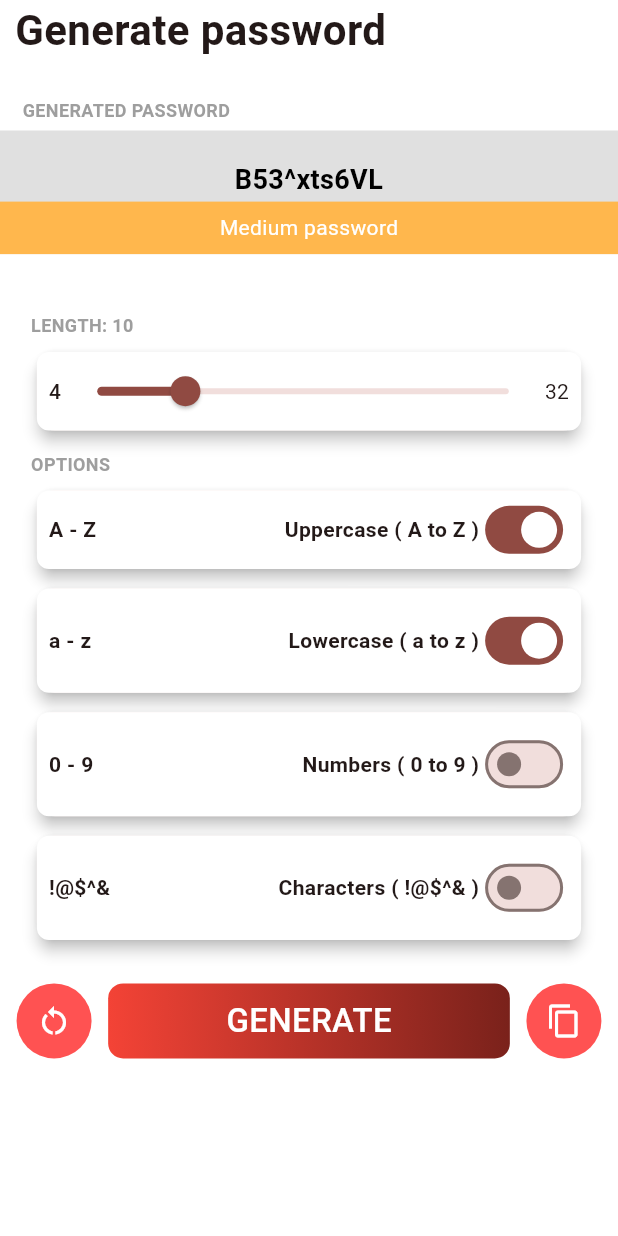
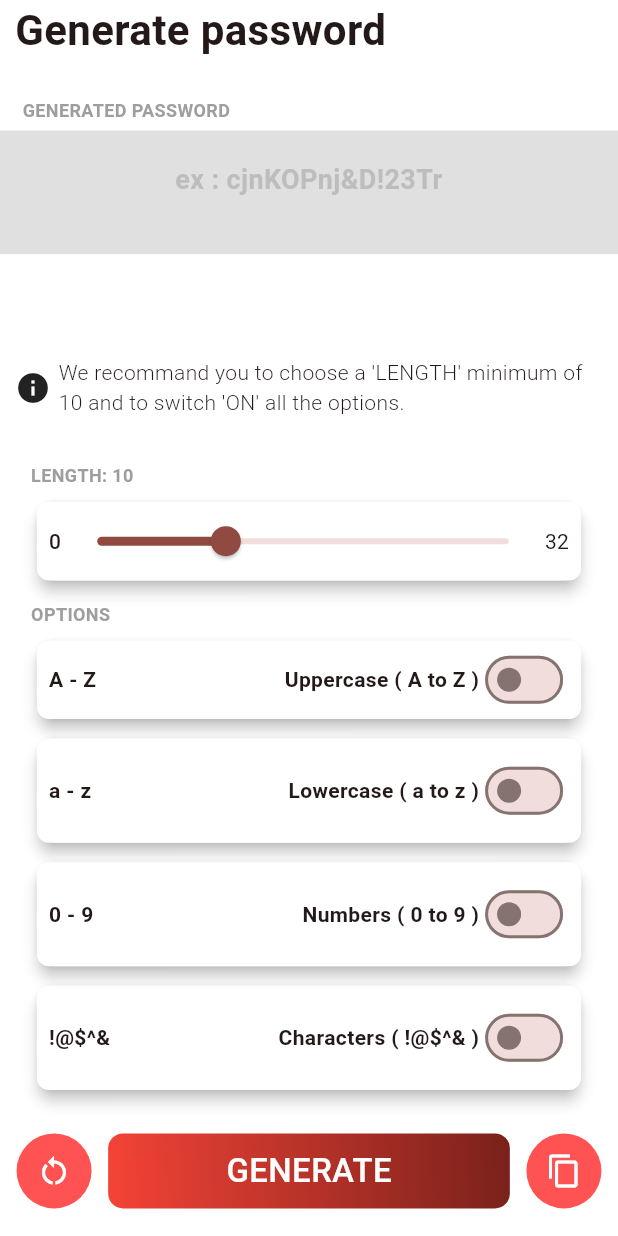
Before and after one commit to hassanbileh/pass-gen, a Flutter app: the GeneratorScreen screen opened directly, after a tap on "GENERATE", on a phone screen of 412 x 824 dp. Run offline on Flutter 3.47's test engine with Material 2 defaults, Android fonts, the phone set to English and light mode, and no system bars; our stand-ins replace bloc, flutter_bloc, smooth_page_indicator.

Commit message:
update 2.0

```diff
--- /dev/null
+++ b/lib/cubits/cubit/switch_cubit.dart
@@ -0,0 +1,8 @@
+import 'package:bloc/bloc.dart';
+
+
+class SwitchCubit extends Cubit<bool> {
+  SwitchCubit() : super(false);
+
+  void turn() => (!state) ? emit(state == true) : emit(state == false);
+}
--- a/lib/screens/generator_screen.dart
+++ b/lib/screens/generator_screen.dart
@@ -1,6 +1,6 @@
 import 'package:flutter/material.dart';
 import 'package:flutter_bloc/flutter_bloc.dart';
-import 'package:passgen/bloc/generate_bloc.dart';
+import 'package:passgen/cubits/cubit/switch_cubit.dart';
 import 'package:passgen/screens/screens.dart';
 import 'package:passgen/widgets/widgets.dart';
 import 'dart:math';
@@ -16,14 +16,16 @@ class GeneratorScreen extends StatefulWidget {
 class _GeneratorScreenState extends State<GeneratorScreen> {
   String? _generatedPwd;
   double _length = 10.0;
-  bool hasUpperCase = true;
-  bool hasLowerCase = true;
+  bool hasUpperCase = false;
+  bool hasLowerCase = false;
   bool hasNumbers = false;
   bool hasSymbols = false;
   @override
   Widget build(BuildContext context) {
     return Scaffold(
-      body: SafeArea(
+      body: BlocProvider<SwitchCubit>(
+        create: (context) => SwitchCubit(),
+        child: SafeArea(
           child: SingleChildScrollView(
             child: Column(
               crossAxisAlignment: CrossAxisAlignment.start,
@@ -44,6 +46,7 @@ class _GeneratorScreenState extends State<GeneratorScreen> {
                 const SizedBox(
                   height: 20.0,
                 ),
+                const Note(),
                 CustomOptions(
                   length: _length,
                   isSlider: true,
@@ -53,7 +56,7 @@ class _GeneratorScreenState extends State<GeneratorScreen> {
                     child: Row(
                       children: [
                         const Text(
-                        '4',
+                          '0',
                           style: TextStyle(fontWeight: FontWeight.w500),
                         ),
                         Expanded(
@@ -65,7 +68,7 @@ class _GeneratorScreenState extends State<GeneratorScreen> {
                               });
                             },
                             label: _length.toStringAsFixed(0).toString(),
-                          min: 4,
+                            min: 0,
                             max: 32,
                           ),
                         ),
@@ -83,7 +86,7 @@ class _GeneratorScreenState extends State<GeneratorScreen> {
                       has: hasUpperCase,
                       onChanged: (value) {
                         setState(() {
-                        hasUpperCase = value;
+                          hasUpperCase = value ? true : false;
                         });
                       },
                       leading: 'A - Z',
@@ -94,7 +97,7 @@ class _GeneratorScreenState extends State<GeneratorScreen> {
                       has: hasLowerCase,
                       onChanged: (value) {
                         setState(() {
-                        hasLowerCase = value;
+                          hasLowerCase = value ? true : false;
                         });
                       },
                       leading: 'a - z',
@@ -104,10 +107,9 @@ class _GeneratorScreenState extends State<GeneratorScreen> {
                   child: PasswordOptions(
                       has: hasNumbers,
                       onChanged: (value) {
-                      // setState(() {
-                      //   hasNumbers = value;
-                      // });
-                      context.read<GenerateBloc>().add(SetNumbers(hasNumbers));
+                        setState(() {
+                          hasNumbers = value ? true : false;
+                        });
                       },
                       leading: '0 - 9',
                       trailing: 'Numbers ( 0 to 9 )'),
@@ -117,7 +119,7 @@ class _GeneratorScreenState extends State<GeneratorScreen> {
                       has: hasSymbols,
                       onChanged: (value) {
                         setState(() {
-                        hasSymbols = value;
+                          hasSymbols = value ? true : false;
                         });
                       },
                       leading: '!@\$^&',
@@ -157,11 +159,11 @@ class _GeneratorScreenState extends State<GeneratorScreen> {
                     CustomButton(
                       content: 'GENERATE',
                       onTap: () {
-                      final pwd = generateRandomString(_length.toInt());
+                        final pwd = generateRandomString(_length.toInt(),
+                            hasUpperCase, hasLowerCase, hasNumbers, hasSymbols);
                         setState(() {
                           _generatedPwd = pwd;
                         });
-                      print(pwd);
                         return _generatedPwd;
                       },
                     ),
@@ -215,13 +217,32 @@ class _GeneratorScreenState extends State<GeneratorScreen> {
             ),
           ),
         ),
+      ),
     );
   }
 }
 
-String generateRandomString(int len) {
+String? generateRandomString(int len, bool u, bool l, bool n, bool s) {
   var r = Random();
+  const upChars = 'ABCDEFGHIJKLMNOPQRSTUVWXYZ';
+  const lwChars = 'abcdefghijklmnopqrstuvwxyz';
+  const nbChars = '1234567890';
+  const sbChars = '!@\$^&';
+
+  if (u == true && l == true && n == true && s == true) {
     const chars =
         'AaBbCcDdEeFfGgHhIiJjKkLlMmNnOoPpQqRrSsTtUuVvWwXxYyZz1234567890!@\$^&';
     return List.generate(len, (index) => chars[r.nextInt(chars.length)]).join();
+  }else if(u == true && l == true && n != true && s != true){
+    const strings = upChars + lwChars;
+    return List.generate(len, (index) => strings[r.nextInt(strings.length)]).join();
+  }else if(u == true && l == true && n == true && s != true){
+    const mel = upChars + lwChars + nbChars;
+    return List.generate(len, (index) => mel[r.nextInt(mel.length)]).join();
+  }else if(u == true && l == true && n != true && s == true){
+    const mel2 = upChars + lwChars + sbChars;
+    return List.generate(len, (index) => mel2[r.nextInt(mel2.length)]).join();
+  }else{
+    return null;
   }
+}
--- a/lib/screens/nav_screen.dart
+++ b/lib/screens/nav_screen.dart
@@ -1,6 +1,6 @@
 import 'package:flutter/material.dart';
 import 'package:flutter_bloc/flutter_bloc.dart';
-import 'package:passgen/bloc/generate_bloc.dart';
+import 'package:passgen/cubits/cubit/switch_cubit.dart';
 import 'package:passgen/screens/screens.dart';
 
 class NavScreen extends StatefulWidget {
@@ -26,8 +26,8 @@ class _NavScreenState extends State<NavScreen> {
   @override
   Widget build(BuildContext context) {
     return Scaffold(
-      body: BlocProvider(
-        create: (context) => GenerateBloc(),
+      body: BlocProvider<SwitchCubit>(
+        create: (_) => SwitchCubit(),
         child: _screens[_currentIndex],
       ),
       bottomNavigationBar: BottomNavigationBar(
--- /dev/null
+++ b/lib/widgets/components/note_text.dart
@@ -0,0 +1,30 @@
+import 'package:flutter/material.dart';
+
+class Note extends StatelessWidget {
+  const Note({super.key});
+
+  @override
+  Widget build(BuildContext context) {
+    return Container(
+      margin: const EdgeInsets.symmetric(horizontal: 10.0),
+      height: 100,
+      child: const Row(
+        children: [
+          Icon(
+            Icons.info,
+          ),
+          SizedBox(width: 5,),
+          Expanded(
+            child: Text(
+              "We recommand you to choose a 'LENGTH' minimum of 10 and to switch 'ON' all the options.",
+              style: TextStyle(
+                fontSize: 14,
+                fontWeight: FontWeight.w300,
+              ),
+            ),
+          ),
+        ],
+      ),
+    );
+  }
+}
--- a/lib/widgets/components/options.dart
+++ b/lib/widgets/components/options.dart
@@ -4,11 +4,11 @@ typedef SwitchCallBack = void Function(bool)?;
 
 class PasswordOptions extends StatelessWidget {
   final String leading, trailing;
-  final bool has;
+  final bool? has;
   final SwitchCallBack onChanged;
   const PasswordOptions({
     super.key,
-    required this.has,
+     this.has,
     required this.onChanged,
     required this.leading,
     required this.trailing,
@@ -33,7 +33,7 @@ class PasswordOptions extends StatelessWidget {
               ),
               SizedBox(
                 child: Switch.adaptive(
-                  value: has,
+                  value: has!,
                   onChanged: onChanged,
                 ),
               ),
--- a/lib/widgets/generate/generate_header.dart
+++ b/lib/widgets/generate/generate_header.dart
@@ -1,6 +1,4 @@
 import 'package:flutter/material.dart';
-import 'package:flutter_bloc/flutter_bloc.dart';
-import 'package:passgen/bloc/generate_bloc.dart';
 
 typedef VerifyRobustess = Widget Function(String?);
 
@@ -73,6 +71,8 @@ class GeneratePasswordHeader extends StatelessWidget {
   }
 }
 
+//STRENGTH VERIFICATION
+
 Widget _verifyStrength(BuildContext context, String pwd) {
   if (pwd.length > 20) {
     return Container(
@@ -110,7 +110,7 @@ Widget _verifyStrength(BuildContext context, String pwd) {
         ),
       ),
     );
-  } else {
+  } else if(pwd.length > 1 && pwd.length < 10) {
     return Container(
       height: 35.0,
       width: MediaQuery.sizeOf(context).width,
@@ -122,5 +122,7 @@ Widget _verifyStrength(BuildContext context, String pwd) {
         ),
       ),
     );
+  }else{
+    return Container();
   }
 }
--- a/lib/widgets/widgets.dart
+++ b/lib/widgets/widgets.dart
@@ -5,3 +5,4 @@ export 'password_list.dart';
 export 'newpassword_header.dart';
 export 'components/options.dart';
 export 'generate/generate_header.dart';
+export 'components/note_text.dart';
```
Also changed, not shown: lib/screens/home_screen.dart (+0 -12 lines). Lines whose indentation alone changed are shown as unchanged.
